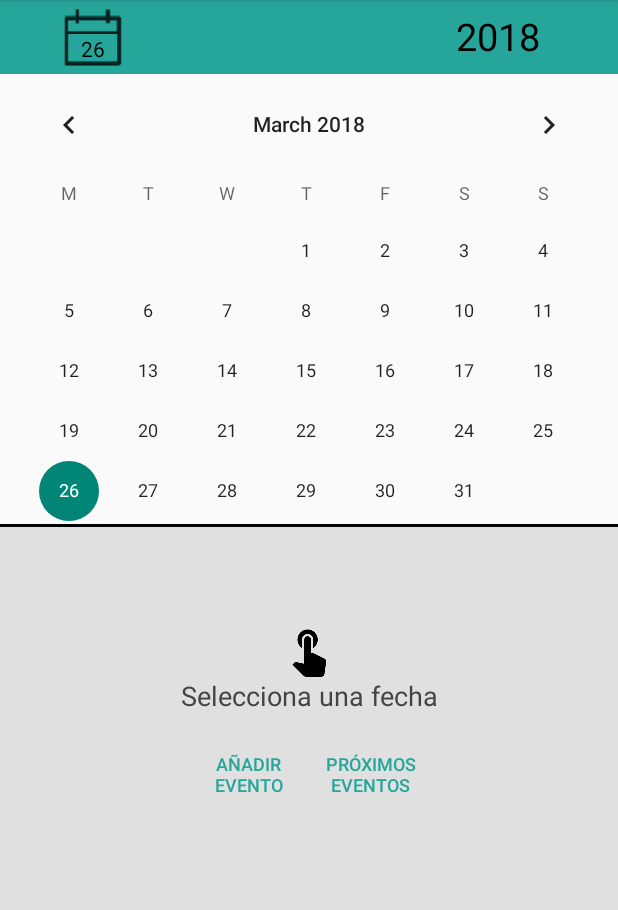
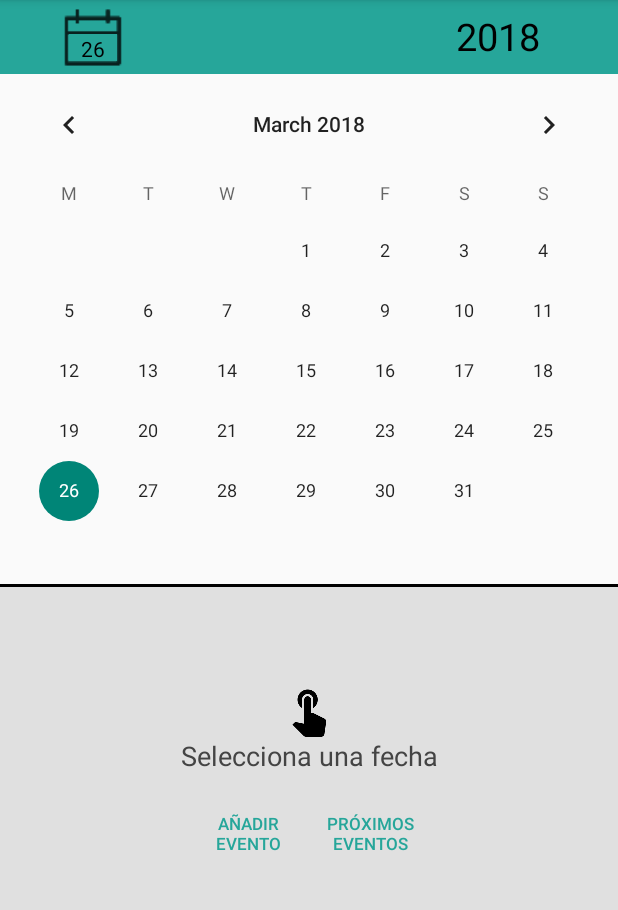
Before and after one commit to Moi-Yanes/AlarCal, an Android app: the screen it shows after launch (MainActivity), on a phone screen of 412 x 824 dp, the part 84-994 px from its top. Run offline under Robolectric (Android 15) with nearby library versions, the phone set to English and light mode, and no system bars.

Commit message:
Fixed errors 2

```diff
--- a/app/src/main/java/moi/com/apps/alarcal/AlarmService.java
+++ b/app/src/main/java/moi/com/apps/alarcal/AlarmService.java
@@ -122,7 +122,7 @@ public class AlarmService extends Service {
 
 
                             Log.d(TAG, "Service execute. Datos: " + nombre + " -> " + fecha_ev +" "+ hora_ev);
-                            createTriggerNotification(nombre, hora_ev);
+                            createTriggerNotification(nombre, hora_ev, fecha_ev);
                         } while (fila.moveToNext());
                     }else{
                         Log.d(TAG, "Service execute. No hay coincidencias");
@@ -156,8 +156,8 @@ public class AlarmService extends Service {
 
 
 
-    public void createTriggerNotification(String title, String mensaje){
-        mNotificationHelper.getChannel1Notification(title, mensaje);
+    public void createTriggerNotification(String title, String mensaje, String fecha){
+        mNotificationHelper.getChannel1Notification(title, mensaje, fecha);
     }
 
 
--- a/app/src/main/java/moi/com/apps/alarcal/MainActivity.java
+++ b/app/src/main/java/moi/com/apps/alarcal/MainActivity.java
@@ -5,6 +5,7 @@ import android.app.NotificationManager;
 import android.content.Context;
 import android.content.Intent;
 import android.content.IntentFilter;
+import android.content.res.Resources;
 import android.database.Cursor;
 import android.database.sqlite.SQLiteDatabase;
 import android.graphics.Color;
@@ -17,12 +18,16 @@ import android.text.SpannableString;
 import android.text.style.ForegroundColorSpan;
 import android.text.style.RelativeSizeSpan;
 import android.text.style.StyleSpan;
+import android.util.DisplayMetrics;
 import android.util.Log;
+import android.util.TypedValue;
 import android.view.Gravity;
 import android.view.MotionEvent;
 import android.view.View;
+import android.view.ViewGroup;
 import android.widget.Button;
 import android.widget.CalendarView;
+import android.widget.FrameLayout;
 import android.widget.ImageButton;
 import android.widget.ImageView;
 import android.widget.LinearLayout;
@@ -53,8 +58,7 @@ public class MainActivity extends AppCompatActivity {
     private String fecha_seleccionada;
 
     final BBDD helper = new BBDD(this);
-
-
+    int height;
 
     /*
     *   Metodos
@@ -63,6 +67,8 @@ public class MainActivity extends AppCompatActivity {
     protected void onCreate(Bundle savedInstanceState) {
         super.onCreate(savedInstanceState);
         setContentView(R.layout.activity_main);
+
+        height = Resources.getSystem().getDisplayMetrics().heightPixels;
 
         //Asociando variables con sus views
         cal                 = (CalendarView) findViewById(R.id.calendario);
@@ -100,7 +106,7 @@ public class MainActivity extends AppCompatActivity {
         //Dando formato al texto que muestra la fecha seleccionada por el usuario
         t_fecha_selec.setGravity(Gravity.CENTER);
         t_fecha_selec.setTextColor(Color.BLACK);
-        t_fecha_selec.setTextSize(20);
+        t_fecha_selec.setTextSize(18);
         t_fecha_selec.setPadding(30,5,0,0);
         t_fecha_selec.setBackgroundColor(Color.parseColor("#e0e0e0"));
 
@@ -300,15 +306,36 @@ public class MainActivity extends AppCompatActivity {
     * */
     public void estableceImagenScrollview(int imagen, int marginTop){
 
-        int tamscrollview = scrollview.getHeight();
-        int tamttextofecha = t_fecha_selec.getHeight();
-
         ImageView img = new ImageView(getApplicationContext());
         img.setImageResource(imagen);
-        int tam_img = img.getHeight();
-        img.setPadding(0, ((tamscrollview/2)-tamttextofecha-tam_img)+marginTop, 0, 0);
+
+        int tam_bar             = dpToPx(49);
+        int tam_calendar        = dpToPx(340);
+        int tam_layout_text     = dpToPx(50);
+        int tam_pxl_scrollview  = height - tam_bar - tam_calendar - tam_layout_text;
+        int dp_scrollview       = pxToDp(tam_pxl_scrollview);
+        int tamttextofecha      = pxToDp(t_fecha_selec.getHeight());
+        int tam_img             = pxToDp(img.getHeight());
+
+        if(add_eventos.getVisibility() == View.VISIBLE){
+            img.setPadding(0, ((dp_scrollview/2)-tamttextofecha-tam_img)+marginTop, 0, 0);
+        }
+        else{
+            img.setPadding(0, 0, 0, 0);
+        }
 
         grideventos.addView(img,0);
+    }
+
+
+
+    private int dpToPx(int dp) {
+        return (int) (dp * Resources.getSystem().getDisplayMetrics().density);
+    }
+
+
+    private int pxToDp(float px) {
+        return (int) (px / Resources.getSystem().getDisplayMetrics().density);
     }
 
 
--- a/app/src/main/java/moi/com/apps/alarcal/NotificationHelper.java
+++ b/app/src/main/java/moi/com/apps/alarcal/NotificationHelper.java
@@ -76,7 +76,7 @@ public class NotificationHelper extends ContextWrapper {
 
 
 
-    public NotificationCompat.Builder getChannel1Notification(String title, String mesagge){
+    public NotificationCompat.Builder getChannel1Notification(String title, String mesagge, String fecha){
 
         value = value + 1;
         inboxStyle.setBigContentTitle("AlarCal");
@@ -86,6 +86,7 @@ public class NotificationHelper extends ContextWrapper {
         if(value == 1) {
             notifyIntent = new Intent(this, EditEvento.class);
             notifyIntent.putExtra("nombre", title);
+            notifyIntent.putExtra("fecha_evento", fecha);
         }
         else
             notifyIntent = new Intent(this, MainActivity.class);
--- a/app/src/main/res/layout/activity_main.xml
+++ b/app/src/main/res/layout/activity_main.xml
@@ -64,7 +64,7 @@
             <CalendarView
                 android:id="@+id/calendario"
                 android:layout_width="match_parent"
-                android:layout_height="300dp"
+                android:layout_height="340dp"
                 android:firstDayOfWeek="2"
                 android:theme="@style/Theme.AppCompat.Light"
                 app:layout_constraintEnd_toEndOf="parent"
@@ -100,7 +100,7 @@
                     android:layout_width="wrap_content"
                     android:layout_height="48dp"
                     android:layout_alignParentStart="true"
-                    android:layout_alignParentTop="true"/>
+                    android:layout_alignParentTop="true" />
 
                 <Button
                     android:id="@+id/add_events"
@@ -108,7 +108,7 @@
                     android:layout_height="40dp"
                     android:layout_toStartOf="@+id/prox_events"
                     android:layout_alignTop="@+id/prox_events"
-                    android:layout_marginEnd="15dp"
+                    android:layout_marginEnd="0dp"
                     android:background="?android:attr/selectableItemBackground"
                     android:backgroundTint="@color/grisFondo"
                     android:src="@drawable/ic_xnegra"
@@ -140,7 +140,7 @@
                 android:layout_width="match_parent"
                 android:layout_height="match_parent"
                 android:paddingTop="16dp"
-                android:layout_marginTop="350dp"
+                android:layout_marginTop="390dp"
                 android:layout_marginBottom="0dp"
                 app:layout_constraintBottom_toBottomOf="parent"
                 app:layout_constraintEnd_toEndOf="parent"
@@ -175,7 +175,7 @@
                             android:src="@drawable/ic_xnegra"
                             android:text="Añadir\nEvento"
                             android:textColor="@color/greenCalendar"
-                            android:textSize="12dp"
+                            android:textSize="11dp"
                             android:visibility="visible"
                             android:layout_marginRight="16dp"/>
 
@@ -189,7 +189,7 @@
                             android:backgroundTint="@color/grisFondo"
                             android:text="Próximos\nEventos"
                             android:textColor="@color/greenCalendar"
-                            android:textSize="12dp"
+                            android:textSize="11dp"
                             android:visibility="visible"
                             android:onClick="ejecutaActivityProximosEventos"/>
                     </LinearLayout>
```
